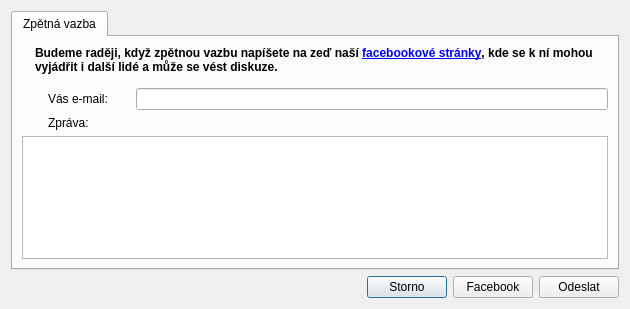
This is src/strawapi/feedbackdialog.ui in CZDanol/StrawLumen as Qt 5 draws it before an edit. The edited form follows.
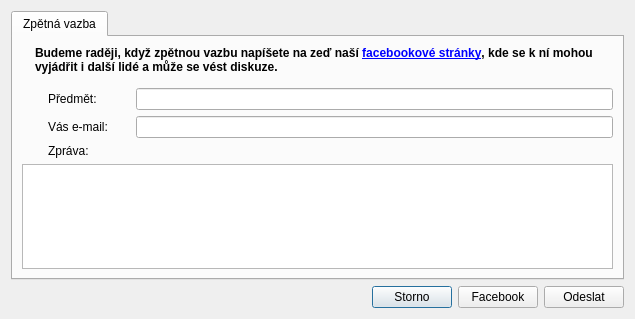
This is the edited form. Icons and pictures are not drawn.

```diff
--- a/src/strawapi/feedbackdialog.ui
+++ b/src/strawapi/feedbackdialog.ui
@@ -9,8 +9,8 @@
    <rect>
     <x>0</x>
     <y>0</y>
-    <width>630</width>
-    <height>309</height>
+    <width>635</width>
+    <height>319</height>
    </rect>
   </property>
   <property name="windowTitle">
@@ -32,81 +32,20 @@
        <string>Zpětná vazba</string>
       </attribute>
       <layout class="QGridLayout" name="gridLayout">
+       <item row="4" column="1">
+        <widget class="QLabel" name="label_2">
+         <property name="text">
+          <string>Vás e-mail:</string>
+         </property>
+        </widget>
+       </item>
        <item row="4" column="0">
-        <widget class="QLabel" name="label_7">
-         <property name="pixmap">
-          <pixmap resource="../../res/resources.qrc">:/icons/16/Comments_16px.png</pixmap>
-         </property>
-        </widget>
-       </item>
-       <item row="3" column="0">
         <widget class="QLabel" name="label">
          <property name="pixmap">
           <pixmap resource="../../res/resources.qrc">:/icons/16/Email_16px.png</pixmap>
          </property>
         </widget>
        </item>
-       <item row="5" column="0" colspan="4">
-        <widget class="QTextEdit" name="teMessage">
-         <property name="font">
-          <font>
-           <pointsize>10</pointsize>
-          </font>
-         </property>
-         <property name="acceptRichText">
-          <bool>false</bool>
-         </property>
-        </widget>
-       </item>
-       <item row="3" column="2">
-        <spacer name="horizontalSpacer_2">
-         <property name="orientation">
-          <enum>Qt::Horizontal</enum>
-         </property>
-         <property name="sizeType">
-          <enum>QSizePolicy::Fixed</enum>
-         </property>
-         <property name="sizeHint" stdset="0">
-          <size>
-           <width>16</width>
-           <height>8</height>
-          </size>
-         </property>
-        </spacer>
-       </item>
-       <item row="2" column="0">
-        <spacer name="verticalSpacer">
-         <property name="orientation">
-          <enum>Qt::Vertical</enum>
-         </property>
-         <property name="sizeType">
-          <enum>QSizePolicy::Fixed</enum>
-         </property>
-         <property name="sizeHint" stdset="0">
-          <size>
-           <width>20</width>
-           <height>8</height>
-          </size>
-         </property>
-        </spacer>
-       </item>
-       <item row="3" column="3">
-        <widget class="QLineEdit" name="lnEmail"/>
-       </item>
-       <item row="4" column="1" colspan="3">
-        <widget class="QLabel" name="label_8">
-         <property name="text">
-          <string>Zpráva:</string>
-         </property>
-        </widget>
-       </item>
-       <item row="3" column="1">
-        <widget class="QLabel" name="label_2">
-         <property name="text">
-          <string>Vás e-mail:</string>
-         </property>
-        </widget>
-       </item>
        <item row="0" column="0" colspan="4">
         <layout class="QHBoxLayout" name="horizontalLayout_2">
          <item>
@@ -146,6 +85,84 @@
          </item>
         </layout>
        </item>
+       <item row="6" column="0" colspan="4">
+        <widget class="QTextEdit" name="teMessage">
+         <property name="font">
+          <font>
+           <pointsize>10</pointsize>
+          </font>
+         </property>
+         <property name="acceptRichText">
+          <bool>false</bool>
+         </property>
+        </widget>
+       </item>
+       <item row="4" column="3">
+        <widget class="QLineEdit" name="lnEmail"/>
+       </item>
+       <item row="5" column="0">
+        <widget class="QLabel" name="label_7">
+         <property name="pixmap">
+          <pixmap resource="../../res/resources.qrc">:/icons/16/Comments_16px.png</pixmap>
+         </property>
+        </widget>
+       </item>
+       <item row="2" column="0">
+        <spacer name="verticalSpacer">
+         <property name="orientation">
+          <enum>Qt::Vertical</enum>
+         </property>
+         <property name="sizeType">
+          <enum>QSizePolicy::Fixed</enum>
+         </property>
+         <property name="sizeHint" stdset="0">
+          <size>
+           <width>20</width>
+           <height>8</height>
+          </size>
+         </property>
+        </spacer>
+       </item>
+       <item row="4" column="2">
+        <spacer name="horizontalSpacer_2">
+         <property name="orientation">
+          <enum>Qt::Horizontal</enum>
+         </property>
+         <property name="sizeType">
+          <enum>QSizePolicy::Fixed</enum>
+         </property>
+         <property name="sizeHint" stdset="0">
+          <size>
+           <width>16</width>
+           <height>8</height>
+          </size>
+         </property>
+        </spacer>
+       </item>
+       <item row="5" column="1" colspan="3">
+        <widget class="QLabel" name="label_8">
+         <property name="text">
+          <string>Zpráva:</string>
+         </property>
+        </widget>
+       </item>
+       <item row="3" column="0">
+        <widget class="QLabel" name="label_5">
+         <property name="pixmap">
+          <pixmap resource="../../res/resources.qrc">:/icons/16/Price Tag_16px.png</pixmap>
+         </property>
+        </widget>
+       </item>
+       <item row="3" column="1">
+        <widget class="QLabel" name="label_6">
+         <property name="text">
+          <string>Předmět:</string>
+         </property>
+        </widget>
+       </item>
+       <item row="3" column="3">
+        <widget class="QLineEdit" name="lnSubject"/>
+       </item>
       </layout>
      </widget>
     </widget>
```
